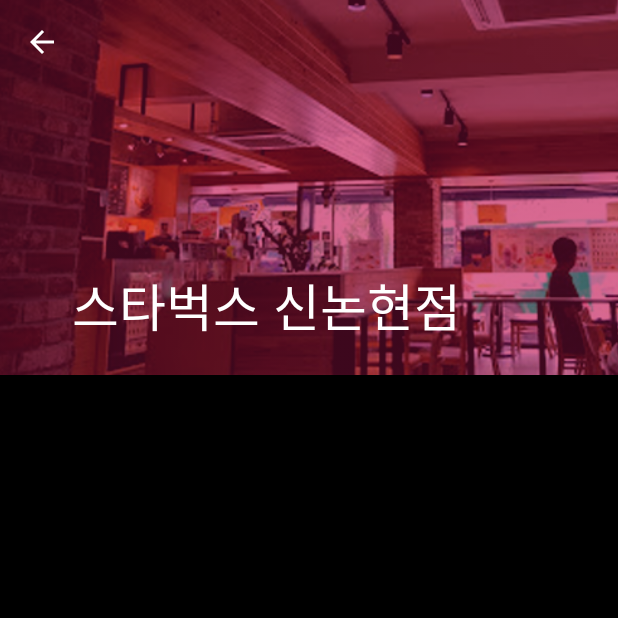
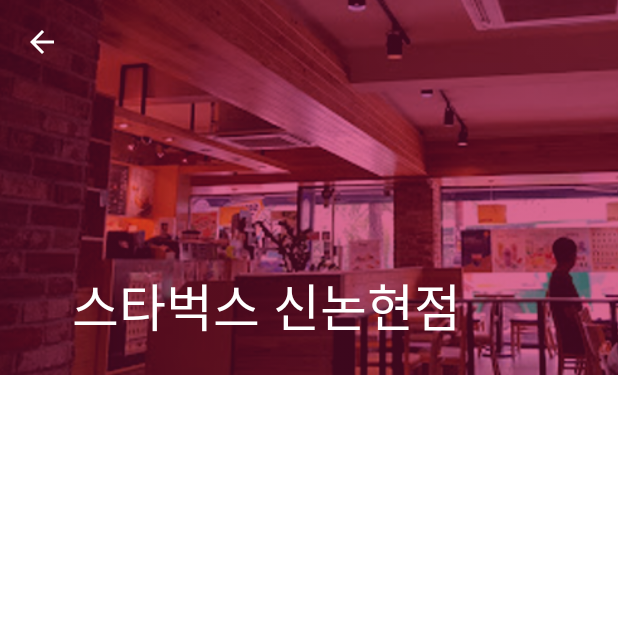
Before and after one commit to GrooshBene/Astac_TF_Frontend, an Android app: the PlaceInfoActivity screen opened directly, with no data from a screen before it, on a phone screen of 412 x 824 dp, the top half of it. Run offline under Robolectric (Android 15) with nearby library versions, the phone set to English and light mode, and no system bars.

Commit message:
Layout Preview Listview Header Added

```diff
--- a/TodaysFeeling/app/src/main/java/grooshbene/edcan/kr/todaysfeeling/PlaceInfoActivity.java
+++ b/TodaysFeeling/app/src/main/java/grooshbene/edcan/kr/todaysfeeling/PlaceInfoActivity.java
@@ -8,7 +8,9 @@ import android.os.Bundle;
 import android.support.design.widget.CollapsingToolbarLayout;
 import android.support.v7.app.AppCompatActivity;
 import android.support.v7.widget.Toolbar;
+import android.view.LayoutInflater;
 import android.view.View;
+import android.view.ViewGroup;
 import android.widget.ImageView;
 import android.widget.ListView;
 import android.widget.TextView;
@@ -23,22 +25,25 @@ public class PlaceInfoActivity extends AppCompatActivity implements View.OnClick
     ImageView mImageView;
     Toolbar mToolbar;
     ListView mListView;
+    LayoutInflater mInflater;
     @Override
     protected void onCreate(Bundle savedInstanceState) {
         super.onCreate(savedInstanceState);
         setContentView(R.layout.activity_placeinfo);
+        mInflater = getLayoutInflater();
         mCollapsingToolbar = (CollapsingToolbarLayout)findViewById(R.id.collapsing_toolbar);
         mToolbar = (Toolbar)findViewById(R.id.mToolbar);
         mListView = (ListView)findViewById(R.id.mListView);
         mImageView = (ImageView)findViewById(R.id.image);
         mImageView.setImageResource(R.drawable.eydia_image);
+        ViewGroup header = (ViewGroup)mInflater.inflate(R.layout.place_listview_header, mListView, false);
         setSupportActionBar(mToolbar);
+//        mListView.addHeaderView(header);
 
         getSupportActionBar().setDisplayHomeAsUpEnabled(true);
         getSupportActionBar().setDisplayShowHomeEnabled(true);
         mCollapsingToolbar.setTitle("스타벅스 신논현점");
         mCollapsingToolbar.setExpandedTitleColor(getResources().getColor(android.R.color.white));
-        mListView.addHeaderView(getLayoutInflater().inflate(R.layout.place_listview_header, null, false));
 
         mToolbar.setNavigationOnClickListener(this);
 
--- a/TodaysFeeling/app/src/main/res/layout/activity_placeinfo.xml
+++ b/TodaysFeeling/app/src/main/res/layout/activity_placeinfo.xml
@@ -68,7 +68,8 @@
             android:layout_width="match_parent"
             android:layout_height="match_parent"
             android:id="@+id/mListView"
-                   android:background="#000"
+            tools:listheader="@layout/place_listview_header"
+            android:background="#fff"
             android:scrollbars="vertical">
 
         </ListView>
```
Lines whose indentation alone changed are shown as unchanged.
